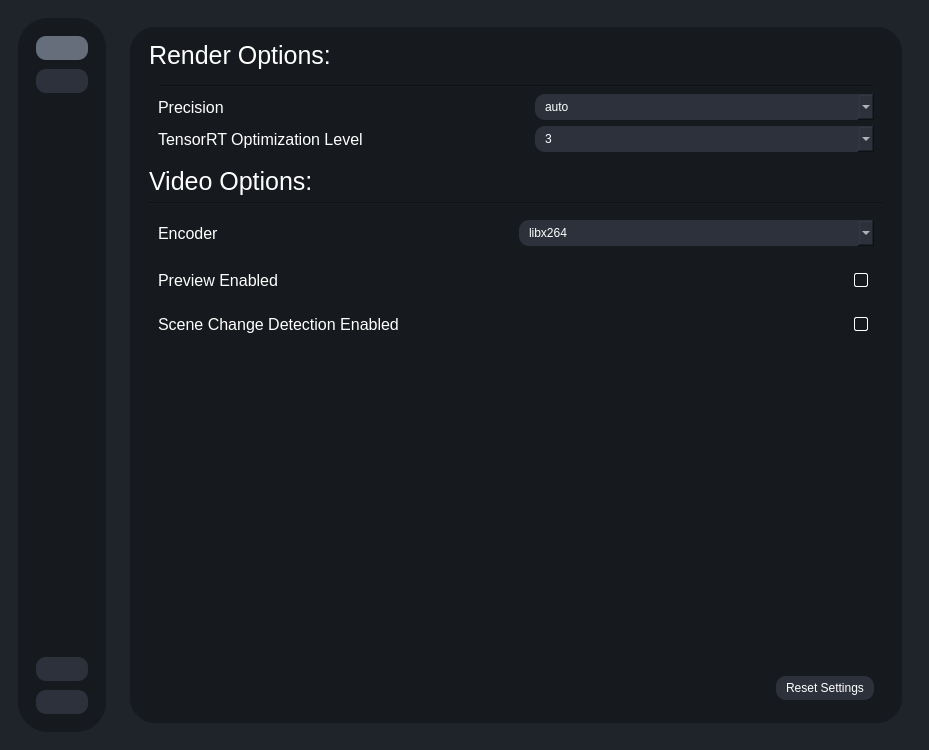
Above: testRVEInterface.ui from TNTwise/REAL-Video-Enhancer before the change. Below: the same form after it.
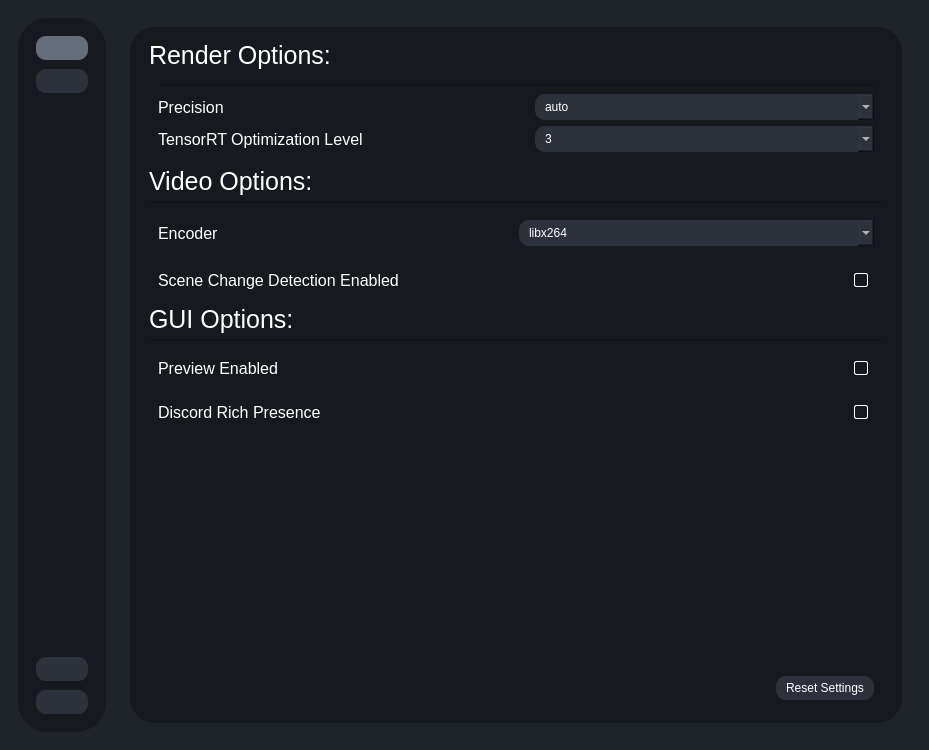
That is the form after the change. The open tabs and pages were chosen to show the change. Icons and pictures are not drawn.

Commit message: discord prrc

```diff
--- a/testRVEInterface.ui
+++ b/testRVEInterface.ui
@@ -1237,44 +1237,6 @@
                 </layout>
                </widget>
               </item>
-              <item>
-               <widget class="QWidget" name="widget_7" native="true">
-                <layout class="QHBoxLayout" name="horizontalLayout_14">
-                 <item>
-                  <widget class="QLabel" name="label_19">
-                   <property name="font">
-                    <font>
-                     <pointsize>12</pointsize>
-                    </font>
-                   </property>
-                   <property name="text">
-                    <string>Preview Enabled</string>
-                   </property>
-                  </widget>
-                 </item>
-                 <item>
-                  <spacer name="horizontalSpacer_2">
-                   <property name="orientation">
-                    <enum>Qt::Orientation::Horizontal</enum>
-                   </property>
-                   <property name="sizeHint" stdset="0">
-                    <size>
-                     <width>40</width>
-                     <height>20</height>
-                    </size>
-                   </property>
-                  </spacer>
-                 </item>
-                 <item>
-                  <widget class="QCheckBox" name="preview_enabled">
-                   <property name="text">
-                    <string/>
-                   </property>
-                  </widget>
-                 </item>
-                </layout>
-               </widget>
-              </item>
               <item>
                <widget class="QWidget" name="widget_9" native="true">
                 <layout class="QHBoxLayout" name="horizontalLayout_17">
@@ -1335,6 +1297,101 @@
                 </layout>
                </widget>
               </item>
+              <item>
+               <widget class="QLabel" name="label_22">
+                <property name="font">
+                 <font>
+                  <pointsize>19</pointsize>
+                 </font>
+                </property>
+                <property name="text">
+                 <string>GUI Options:</string>
+                </property>
+               </widget>
+              </item>
+              <item>
+               <widget class="Line" name="line_4">
+                <property name="orientation">
+                 <enum>Qt::Orientation::Horizontal</enum>
+                </property>
+               </widget>
+              </item>
+              <item>
+               <widget class="QWidget" name="widget_10" native="true">
+                <layout class="QHBoxLayout" name="horizontalLayout_21">
+                 <item>
+                  <widget class="QLabel" name="label_19">
+                   <property name="font">
+                    <font>
+                     <pointsize>12</pointsize>
+                    </font>
+                   </property>
+                   <property name="text">
+                    <string>Preview Enabled</string>
+                   </property>
+                  </widget>
+                 </item>
+                 <item>
+                  <spacer name="horizontalSpacer_2">
+                   <property name="orientation">
+                    <enum>Qt::Orientation::Horizontal</enum>
+                   </property>
+                   <property name="sizeHint" stdset="0">
+                    <size>
+                     <width>40</width>
+                     <height>20</height>
+                    </size>
+                   </property>
+                  </spacer>
+                 </item>
+                 <item>
+                  <widget class="QCheckBox" name="preview_enabled">
+                   <property name="text">
+                    <string/>
+                   </property>
+                  </widget>
+                 </item>
+                </layout>
+               </widget>
+              </item>
+              <item>
+               <widget class="QWidget" name="widget_7" native="true">
+                <layout class="QHBoxLayout" name="horizontalLayout_14">
+                 <item>
+                  <widget class="QLabel" name="label_23">
+                   <property name="font">
+                    <font>
+                     <pointsize>12</pointsize>
+                    </font>
+                   </property>
+                   <property name="text">
+                    <string>Discord Rich Presence</string>
+                   </property>
+                  </widget>
+                 </item>
+                 <item>
+                  <spacer name="horizontalSpacer_5">
+                   <property name="orientation">
+                    <enum>Qt::Orientation::Horizontal</enum>
+                   </property>
+                   <property name="sizeHint" stdset="0">
+                    <size>
+                     <width>40</width>
+                     <height>20</height>
+                    </size>
+                   </property>
+                  </spacer>
+                 </item>
+                 <item>
+                  <widget class="QCheckBox" name="discord_rich_presence">
+                   <property name="text">
+                    <string/>
+                   </property>
+                  </widget>
+                 </item>
+                </layout>
+               </widget>
+              </item>
               <item>
                <spacer name="verticalSpacer_2">
                 <property name="orientation">
```
The commit also changes 7 other files.
